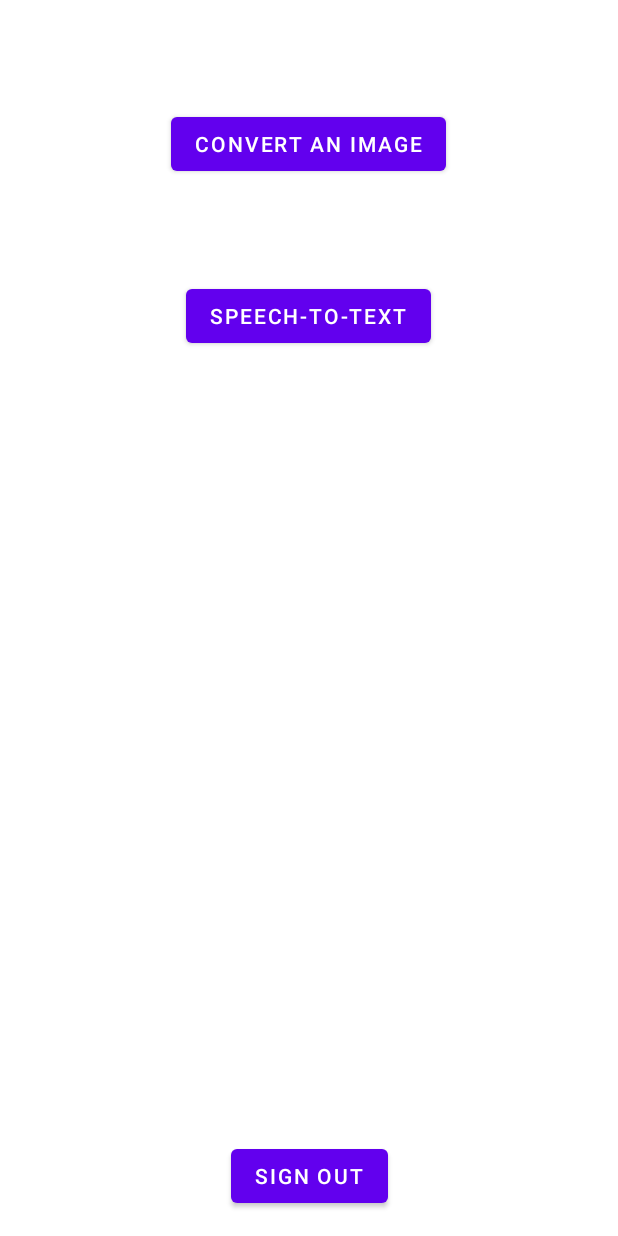
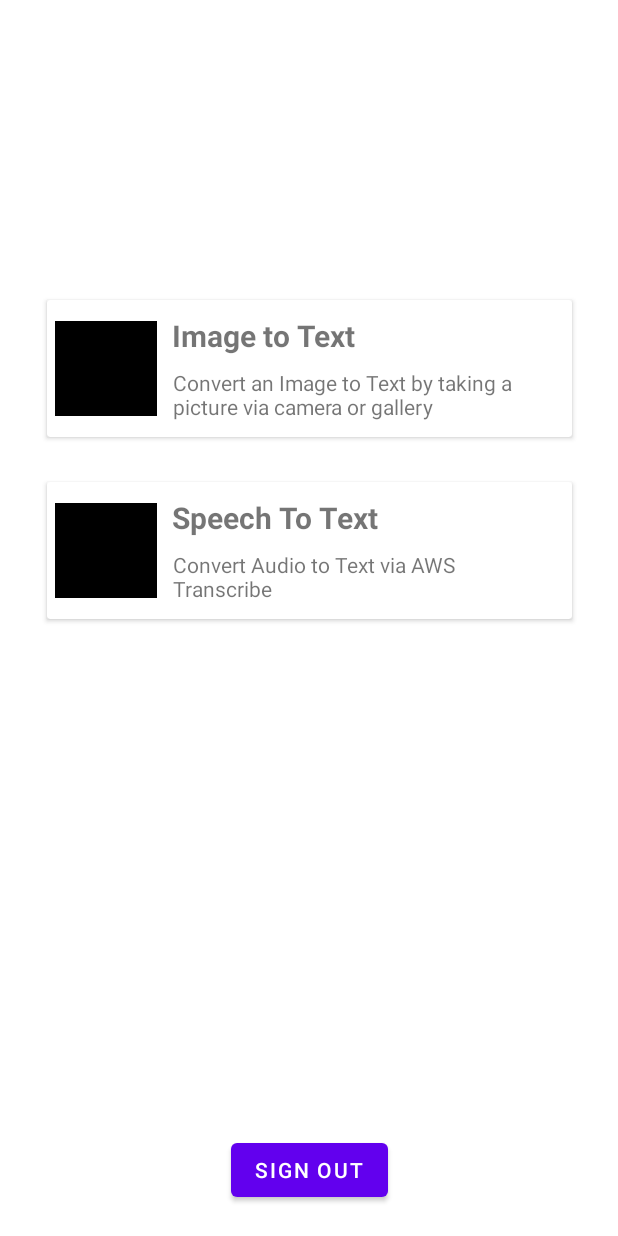
Before and after one commit to Aniket-512/Note-ingHill, an Android app: the MainActivity screen opened directly, with no data from a screen before it, on a phone screen of 412 x 824 dp. Run offline under Robolectric (Android 15) with nearby library versions, the phone set to English and light mode, and no system bars; libraries missing offline, so code that uses them is left out: com.amplifyframework, com.amplifyframework.auth, com.amplifyframework.core, com.amplifyframework.hub; 3 statements that could not run were skipped.

Commit message:
Replaced Buttons with CardViews

```diff
--- a/app/src/main/java/com/example/note_inghill/MainActivity.java
+++ b/app/src/main/java/com/example/note_inghill/MainActivity.java
@@ -1,12 +1,12 @@
 package com.example.note_inghill;
-
-import androidx.appcompat.app.AppCompatActivity;
 
 import android.content.Intent;
 import android.os.Bundle;
 import android.util.Log;
-import android.view.View;
 import android.widget.Button;
+
+import androidx.appcompat.app.AppCompatActivity;
+import androidx.cardview.widget.CardView;
 
 import com.amplifyframework.auth.AuthChannelEventName;
 import com.amplifyframework.core.Amplify;
@@ -22,6 +22,9 @@ public class MainActivity extends AppCompatActivity {
     private Button imageToText; // Button press loads new activity
     private Button speechtoText;
 
+    private CardView imageToTextCard;
+    private CardView speechToTextCard;
+
     @Override
     protected void onCreate(Bundle savedInstanceState) {
         super.onCreate(savedInstanceState);
@@ -32,14 +35,28 @@ public class MainActivity extends AppCompatActivity {
         Intent signoutIntent = new Intent(this, LoginActivity.class);
 
         //Image to Text Button
-        imageToText = findViewById(R.id.imageToTextId);
-        imageToText.setOnClickListener(v -> {
+//        imageToText = findViewById(R.id.imageToTextId);
+//        imageToText.setOnClickListener(v -> {
+//            Intent intent = new Intent(this, ImageToTextActivity.class);
+//            startActivity(intent);
+//        });
+
+        //Image to Text Card view
+        imageToTextCard = findViewById(R.id.ImageToTextCard);
+        imageToTextCard.setOnClickListener(v -> {
             Intent intent = new Intent(this, ImageToTextActivity.class);
             startActivity(intent);
         });
 
         //Speech-to-Text Button
-        speechtoText = findViewById(R.id.speechtext_button);
+//        speechtoText = findViewById(R.id.speechtext_button);
+//        speechtoText.setOnClickListener(v -> {
+//            Intent speechIntent = new Intent(this, SpeechActivity.class);
+//            startActivity(speechIntent);
+//        });
+
+        //Image To Text Card View
+        speechtoText = findViewById(R.id.speechToTextCard);
         speechtoText.setOnClickListener(v -> {
             Intent speechIntent = new Intent(this, SpeechActivity.class);
             startActivity(speechIntent);
--- a/app/src/main/res/layout/activity_main.xml
+++ b/app/src/main/res/layout/activity_main.xml
@@ -6,37 +6,128 @@
     android:layout_height="match_parent"
     tools:context=".MainActivity">
 
+    <androidx.cardview.widget.CardView
+        android:id="@+id/ImageToTextCard"
+        android:layout_width="350dp"
+        android:layout_height="wrap_content"
+        android:layout_marginTop="200dp"
+        app:layout_constraintEnd_toEndOf="parent"
+        app:layout_constraintStart_toStartOf="parent"
+        app:layout_constraintTop_toTopOf="parent">
+
+        <androidx.constraintlayout.widget.ConstraintLayout
+            android:layout_width="match_parent"
+            android:layout_height="match_parent">
+
+            <ImageView
+                android:id="@+id/imageIcon"
+                android:layout_width="68dp"
+                android:layout_height="63dp"
+                android:layout_marginStart="5dp"
+                android:layout_marginTop="5dp"
+                android:layout_marginBottom="5dp"
+                android:background="#000000"
+                android:foregroundTint="#FFFFFF"
+                app:layout_constraintBottom_toBottomOf="parent"
+                app:layout_constraintStart_toStartOf="parent"
+                app:layout_constraintTop_toTopOf="parent"
+                tools:srcCompat="@drawable/crop_image_menu_flip" />
+
+            <TextView
+                android:id="@+id/ImageToTextTitle"
+                android:layout_width="wrap_content"
+                android:layout_height="wrap_content"
+                android:layout_marginStart="10dp"
+                android:layout_marginTop="10dp"
+                android:text="Image to Text"
+                android:textSize="20sp"
+                android:textStyle="bold"
+                app:layout_constraintStart_toEndOf="@+id/imageIcon"
+                app:layout_constraintTop_toTopOf="parent" />
+
+            <TextView
+                android:id="@+id/ImagetotextDescription"
+                android:layout_width="256dp"
+                android:layout_height="36dp"
+                android:layout_marginStart="10dp"
+                android:layout_marginTop="8dp"
+                android:layout_marginEnd="10dp"
+                android:layout_marginBottom="10dp"
+                android:text="Convert an Image to Text by taking a picture via camera or gallery"
+                app:layout_constraintBottom_toBottomOf="parent"
+                app:layout_constraintEnd_toEndOf="parent"
+                app:layout_constraintStart_toEndOf="@+id/imageIcon"
+                app:layout_constraintTop_toBottomOf="@+id/ImageToTextTitle"
+                app:layout_constraintVertical_bias="0.0" />
+        </androidx.constraintlayout.widget.ConstraintLayout>
+
+    </androidx.cardview.widget.CardView>
+
+    <androidx.cardview.widget.CardView
+        android:id="@+id/speechToTextCard"
+        android:layout_width="350dp"
+        android:layout_height="wrap_content"
+        android:layout_marginTop="30dp"
+        app:layout_constraintEnd_toEndOf="parent"
+        app:layout_constraintStart_toStartOf="parent"
+        app:layout_constraintTop_toBottomOf="@+id/ImageToTextCard">
+
+        <androidx.constraintlayout.widget.ConstraintLayout
+            android:layout_width="match_parent"
+            android:layout_height="match_parent">
+
+            <ImageView
+                android:id="@+id/speechIcon"
+                android:layout_width="68dp"
+                android:layout_height="63dp"
+                android:layout_marginStart="5dp"
+                android:layout_marginTop="5dp"
+                android:layout_marginBottom="5dp"
+                android:background="#000000"
+                android:foregroundTint="#FFFFFF"
+                app:layout_constraintBottom_toBottomOf="parent"
+                app:layout_constraintStart_toStartOf="parent"
+                app:layout_constraintTop_toTopOf="parent"
+                tools:srcCompat="@android:drawable/stat_sys_speakerphone" />
+
+            <TextView
+                android:id="@+id/SpeechToTextText"
+                android:layout_width="wrap_content"
+                android:layout_height="wrap_content"
+                android:layout_marginStart="10dp"
+                android:layout_marginTop="10dp"
+                android:text="Speech To Text"
+                android:textSize="20sp"
+                android:textStyle="bold"
+                app:layout_constraintStart_toEndOf="@+id/speechIcon"
+                app:layout_constraintTop_toTopOf="parent" />
+
+            <TextView
+                android:id="@+id/SpeechtotextDescription"
+                android:layout_width="256dp"
+                android:layout_height="36dp"
+                android:layout_marginStart="10dp"
+                android:layout_marginTop="8dp"
+                android:layout_marginEnd="10dp"
+                android:layout_marginBottom="10dp"
+                android:text="Convert Audio to Text via AWS Transcribe"
+                app:layout_constraintBottom_toBottomOf="parent"
+                app:layout_constraintEnd_toEndOf="parent"
+                app:layout_constraintStart_toEndOf="@+id/speechIcon"
+                app:layout_constraintTop_toBottomOf="@+id/SpeechToTextText"
+                app:layout_constraintVertical_bias="0.0" />
+        </androidx.constraintlayout.widget.ConstraintLayout>
+
+    </androidx.cardview.widget.CardView>
+
     <Button
         android:id="@+id/signout_button"
         android:layout_width="wrap_content"
         android:layout_height="wrap_content"
-        android:layout_marginBottom="16dp"
+        android:layout_marginBottom="20dp"
         android:text="@string/signout_button_text"
         app:layout_constraintBottom_toBottomOf="parent"
         app:layout_constraintEnd_toEndOf="parent"
         app:layout_constraintStart_toStartOf="parent" />
 
-    <Button
-        android:id="@+id/imageToTextId"
-        android:layout_width="wrap_content"
-        android:layout_height="wrap_content"
-        android:layout_marginTop="72dp"
-        android:text="Convert an Image"
-        app:layout_constraintEnd_toEndOf="parent"
-        app:layout_constraintHorizontal_bias="0.498"
-        app:layout_constraintStart_toStartOf="parent"
-        app:layout_constraintTop_toTopOf="parent" />
-
-    <Button
-        android:id="@+id/speechtext_button"
-        android:layout_width="wrap_content"
-        android:layout_height="wrap_content"
-        android:text="@string/speech_to_text_button"
-        app:layout_constraintBottom_toTopOf="@+id/signout_button"
-        app:layout_constraintEnd_toEndOf="parent"
-        app:layout_constraintHorizontal_bias="0.498"
-        app:layout_constraintStart_toStartOf="parent"
-        app:layout_constraintTop_toBottomOf="@+id/imageToTextId"
-        app:layout_constraintVertical_bias="0.113" />
-
 </androidx.constraintlayout.widget.ConstraintLayout>
```
